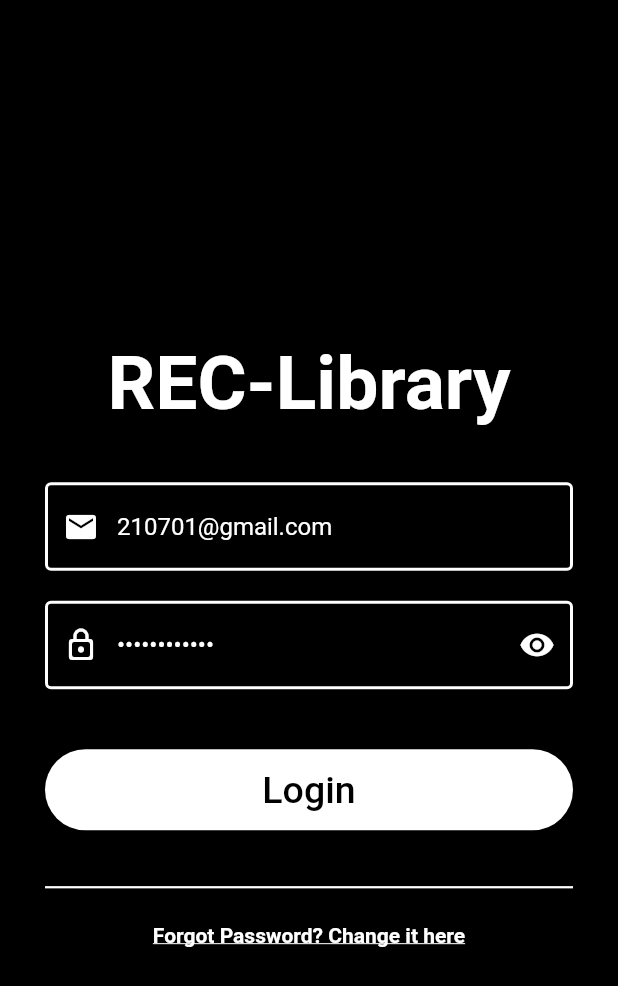
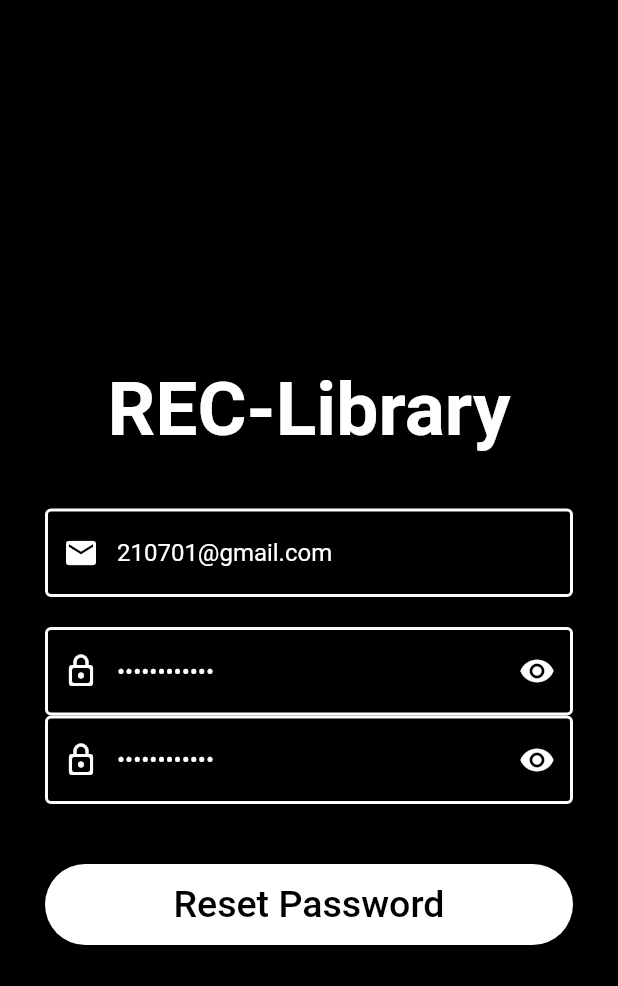
Before and after one commit to Siva-PythonPirates/Lib_Manage_App, a Flutter app: the screen it shows after launch, after a tap on "Forgot Password? Change it here", on a phone screen of 412 x 824 dp. Shown: the top 986 px of the screen. Run offline on Flutter 3.47's test engine with Material 2 defaults, Android fonts, the phone set to English and light mode, and no system bars.

Commit message:
Reset Password

```diff
--- a/lib/views/login_page.dart
+++ b/lib/views/login_page.dart
@@ -1,6 +1,7 @@
 import 'package:flutter/material.dart';
 import 'package:lib_management/views/home_page.dart';
 import 'package:lib_management/views/widgets/mail_textfield.dart';
+import 'package:lib_management/views/reset_password.dart';
 
 class Login extends StatefulWidget {
   const Login({Key? key}) : super(key: key);
@@ -174,7 +175,14 @@ class _LoginState extends State<Login> {
                     mainAxisSize: MainAxisSize.min,
                     children: [
                       TextButton(
-                          onPressed: () {},
+                          onPressed: () {
+                            Navigator.pushAndRemoveUntil(
+                              context,
+                              MaterialPageRoute(
+                                  builder: (context) => Reset()),
+                              (Route<dynamic> route) => false,
+                            );
+                          },
                           child: Text(
                             'Forgot Password? Change it here',
                             style: TextStyle(
--- /dev/null
+++ b/lib/views/reset_password.dart
@@ -0,0 +1,192 @@
+import 'package:flutter/material.dart';
+import 'package:lib_management/views/login_page.dart';
+import 'package:lib_management/views/widgets/mail_textfield.dart';
+
+class Reset extends StatefulWidget {
+  const Reset({super.key});
+
+  @override
+  State<Reset> createState() => _ResetState();
+}
+
+class _ResetState extends State<Reset> {
+  bool p = true;
+  var openeye = Icons.remove_red_eye;
+  var closeeye = Icons.visibility_off;
+  var using = Icons.remove_red_eye;
+  TextEditingController mail =
+      new TextEditingController(text: "210701@gmail.com");
+  TextEditingController password =
+      new TextEditingController(text: "Changeme@123");
+
+  @override
+  Widget build(BuildContext context) {
+    return Scaffold(
+        backgroundColor: Colors.black,
+        body: Container(
+          child: Center(
+              child: Padding(
+            padding: EdgeInsets.fromLTRB(30.0, 50.0, 30.0, 0),
+            child: Column(
+                mainAxisAlignment: MainAxisAlignment.center,
+                crossAxisAlignment: CrossAxisAlignment.center,
+                children: [
+                  Center(
+                    child: Text(
+                      'REC-Library',
+                      style: TextStyle(
+                        fontWeight: FontWeight.bold,
+                        color: Colors.white,
+                        fontSize: 50.0,
+                      ),
+                    ),
+                  ),
+                  SizedBox(
+                    height: 36,
+                  ),
+                  MailField(controller: mail),
+                  SizedBox(
+                    height: 20,
+                  ),
+                  TextFormField(
+                    controller: password,
+                    style: TextStyle(color: Colors.white),
+                    obscureText: p,
+                    keyboardType: TextInputType.visiblePassword,
+                    decoration: InputDecoration(
+                      enabledBorder: OutlineInputBorder(
+                        borderSide: BorderSide(
+                            width: 2, color: Colors.white), //<-- SEE HERE
+                      ),
+                      disabledBorder: OutlineInputBorder(
+                        borderSide: BorderSide(
+                            width: 2, color: Colors.white54), //<-- SEE HERE
+                      ),
+                      focusedBorder: OutlineInputBorder(
+                        borderSide: BorderSide(
+                            width: 4, color: Colors.white54), //<-- SEE HERE
+                      ),
+                      border: OutlineInputBorder(
+                        borderSide: BorderSide(width: 2, color: Colors.white),
+                      ),
+                      hintText: 'Change Password',
+                      hintStyle: TextStyle(color: Colors.white),
+                      prefixIcon: Icon(
+                        Icons.lock_outline_rounded,
+                        color: Colors.white,
+                      ),
+                      suffixIcon: IconButton(
+                          onPressed: () {
+                            setState(() {
+                              if (p == false) {
+                                p = true;
+                              } else {
+                                p = false;
+                              }
+                              if (using == openeye) {
+                                using = closeeye;
+                              } else {
+                                using = openeye;
+                              }
+                            });
+                          },
+                          icon: Icon(
+                            using,
+                            color: Colors.white,
+                          )),
+                    ),
+                  ),
+                  TextFormField(
+                    controller: password,
+                    style: TextStyle(color: Colors.white),
+                    obscureText: p,
+                    keyboardType: TextInputType.visiblePassword,
+                    decoration: InputDecoration(
+                      enabledBorder: OutlineInputBorder(
+                        borderSide: BorderSide(
+                            width: 2, color: Colors.white), //<-- SEE HERE
+                      ),
+                      disabledBorder: OutlineInputBorder(
+                        borderSide: BorderSide(
+                            width: 2, color: Colors.white54), //<-- SEE HERE
+                      ),
+                      focusedBorder: OutlineInputBorder(
+                        borderSide: BorderSide(
+                            width: 4, color: Colors.white54), //<-- SEE HERE
+                      ),
+                      border: OutlineInputBorder(
+                        borderSide: BorderSide(width: 2, color: Colors.white),
+                      ),
+                      hintText: 'Confirm Password',
+                      hintStyle: TextStyle(color: Colors.white),
+                      prefixIcon: Icon(
+                        Icons.lock_outline_rounded,
+                        color: Colors.white,
+                      ),
+                      suffixIcon: IconButton(
+                          onPressed: () {
+                            setState(() {
+                              if (p == false) {
+                                p = true;
+                              } else {
+                                p = false;
+                              }
+                              if (using == openeye) {
+                                using = closeeye;
+                              } else {
+                                using = openeye;
+                              }
+                            });
+                          },
+                          icon: Icon(
+                            using,
+                            color: Colors.white,
+                          )),
+                    ),
+                  ),
+                  SizedBox(
+                    height: 40,
+                  ),
+                  Container(
+                    width: double.infinity,
+                    height: 54.0,
+                    child: ElevatedButton(
+                      style: ButtonStyle(
+                          backgroundColor:
+                              MaterialStateProperty.all(Colors.white),
+                          shape: MaterialStateProperty.all(StadiumBorder())),
+                      onPressed: () {
+                        if (mail.text == '' || password.text == '') {
+                          ScaffoldMessenger.of(context).showSnackBar(SnackBar(
+                            content: Text(
+                              "Fill all the fields properly",
+                              style: TextStyle(color: Colors.black),
+                            ),
+                            backgroundColor: Colors.white,
+                          ));
+                        }
+                        Navigator.pushAndRemoveUntil(
+                              context,
+                              MaterialPageRoute(
+                                  builder: (context) => Login()),
+                              (Route<dynamic> route) => false,
+                            );
+                            ScaffoldMessenger.of(context).showSnackBar(SnackBar(
+                              content: Text(
+                                "Logged in Successfully",
+                                style: TextStyle(color: Colors.black),
+                              ),
+                              backgroundColor: Colors.white,
+                            ));
+                      },
+                      child: Text(
+                        'Reset Password',
+                        style: TextStyle(color: Colors.black, fontSize: 25.0),
+                      ),
+                    ),
+                  )
+                ]),
+          )),
+        ));
+  }
+}
```
Also changed, not shown: 2 other files.
